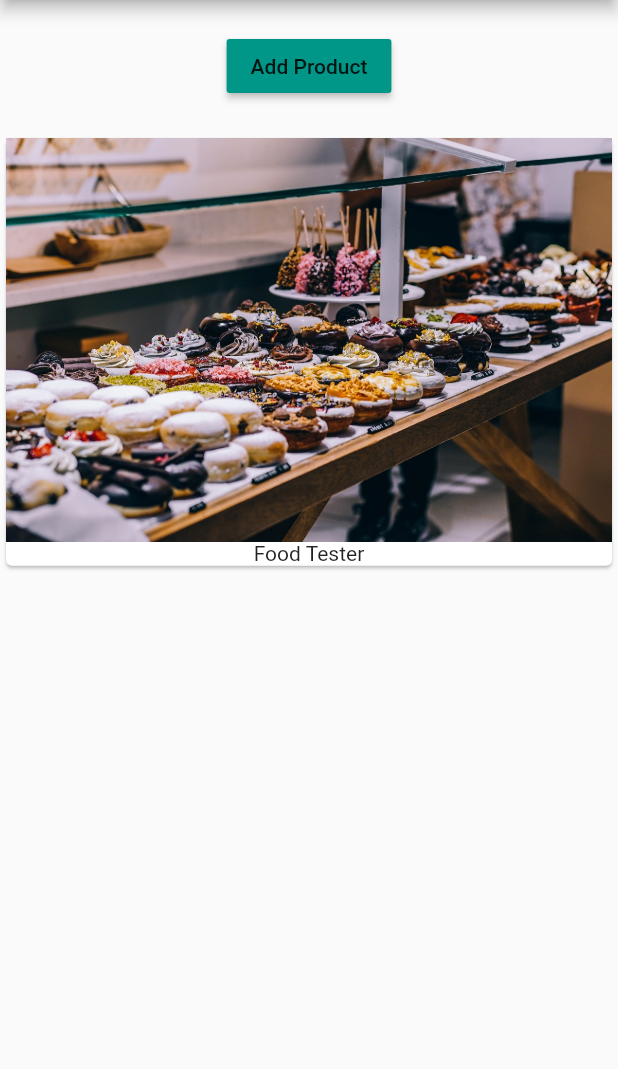
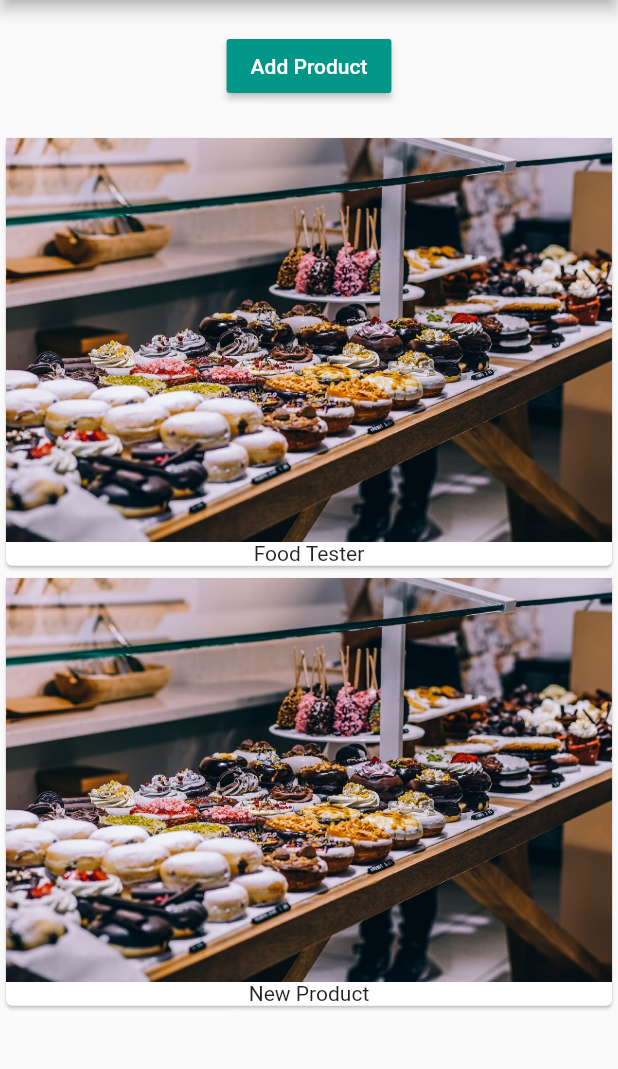
Before and after one commit to marco238/EasyList, a Flutter app: the screen it shows after launch, after a tap on "Add Product", on a phone screen of 412 x 824 dp, the part 84-1153 px from its top. Run offline on Flutter 3.47's test engine with Material 2 defaults, Android fonts, the phone set to English and light mode, and no system bars.

Commit message:
button adds new products

```diff
--- a/lib/main.dart
+++ b/lib/main.dart
@@ -26,9 +26,14 @@ class _MyAppState extends State<MyApp> {
               Container(
                 margin: EdgeInsets.all(20.0),
                 child: RaisedButton(
-                  onPressed: () {},
+                  onPressed: () {
+                    setState(() {
+                      _products.add('New Product');
+                    });
+                  },
                   child: Text('Add Product'),
                   color: Colors.teal,
+                  textColor: Colors.white,
                 ),
               ),
               Column(
```
